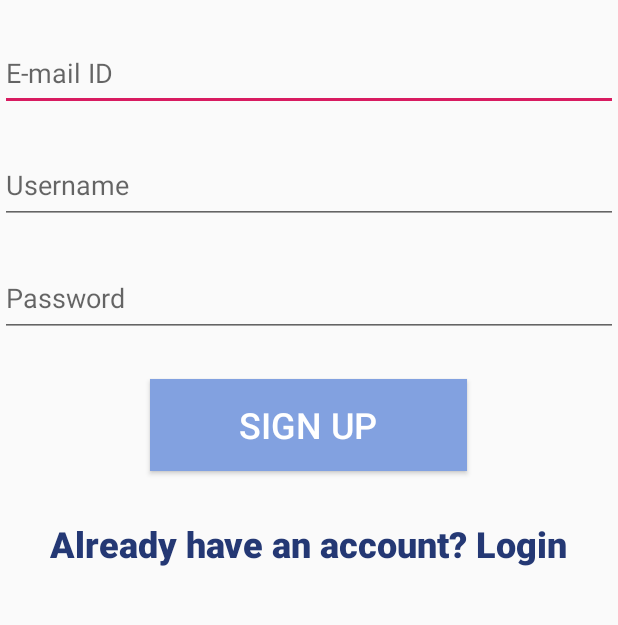
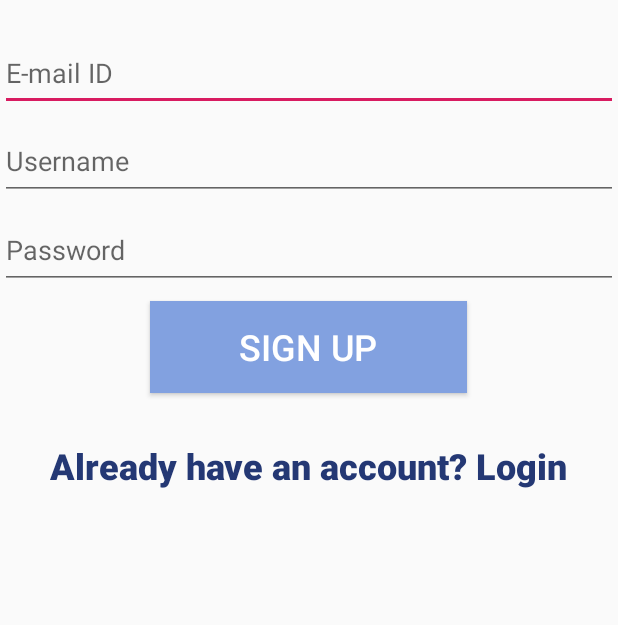
Before and after one commit to ArafathBaig/Instagram-Clone2.0, an Android app: the screen it shows after launch (MainActivity), on a phone screen of 412 x 824 dp, the part 343-968 px from its top. Run offline under Robolectric (Android 15) with nearby library versions, the phone set to English and light mode, and no system bars; libraries missing offline, so code that uses them is left out: com.parse, com.shashank.sony; Roboto replaces fonts that are not available here; 2 statements that could not run were skipped.

Commit message:
bugs exploration commit

```diff
--- a/app/src/main/java/arafath/myappcom/instagram_clone20/LoginActivity.java
+++ b/app/src/main/java/arafath/myappcom/instagram_clone20/LoginActivity.java
@@ -32,6 +32,10 @@ public class LoginActivity extends AppCompatActivity implements View.OnClickList
 
         btnlogIn.setOnClickListener(this);
         textSignup.setOnClickListener(this);
+
+        if(ParseUser.getCurrentUser() != null) {
+            ParseUser.getCurrentUser().logOut();
+        }
     }
 
     @Override
--- a/app/src/main/res/layout/activity_login.xml
+++ b/app/src/main/res/layout/activity_login.xml
@@ -34,7 +34,7 @@
         android:id="@+id/edtTextPassword"
         android:layout_width="0dp"
         android:layout_height="wrap_content"
-        android:layout_marginTop="24dp"
+        android:layout_marginTop="8dp"
         android:ems="10"
         android:hint="Password"
         android:inputType="textPassword"
@@ -60,7 +60,7 @@
         android:id="@+id/buttonLogIn"
         android:layout_width="211dp"
         android:layout_height="61dp"
-        android:layout_marginTop="24dp"
+        android:layout_marginTop="8dp"
         android:background="#82A1E0"
         android:text="Log In"
         android:textColor="#FFFFFF"
--- a/app/src/main/res/layout/activity_main.xml
+++ b/app/src/main/res/layout/activity_main.xml
@@ -35,7 +35,7 @@
         android:id="@+id/edtTextSignUpUsername"
         android:layout_width="0dp"
         android:layout_height="51dp"
-        android:layout_marginTop="24dp"
+        android:layout_marginTop="8dp"
         android:ems="10"
         android:hint="Username"
         android:inputType="textPersonName"
@@ -47,7 +47,7 @@
         android:id="@+id/edtTextSignUpPassword"
         android:layout_width="0dp"
         android:layout_height="51dp"
-        android:layout_marginTop="24dp"
+        android:layout_marginTop="8dp"
         android:ems="10"
         android:hint="Password"
         android:inputType="textPassword"
@@ -72,7 +72,7 @@
         android:id="@+id/buttonSignUp"
         android:layout_width="211dp"
         android:layout_height="61dp"
-        android:layout_marginTop="28dp"
+        android:layout_marginTop="8dp"
         android:background="#82A1E0"
         android:text="Sign Up"
         android:textColor="#FFFFFF"
```
Also changed, not shown: app/src/main/java/arafath/myappcom/instagram_clone20/MainActivity.java (+29 -4 lines).
